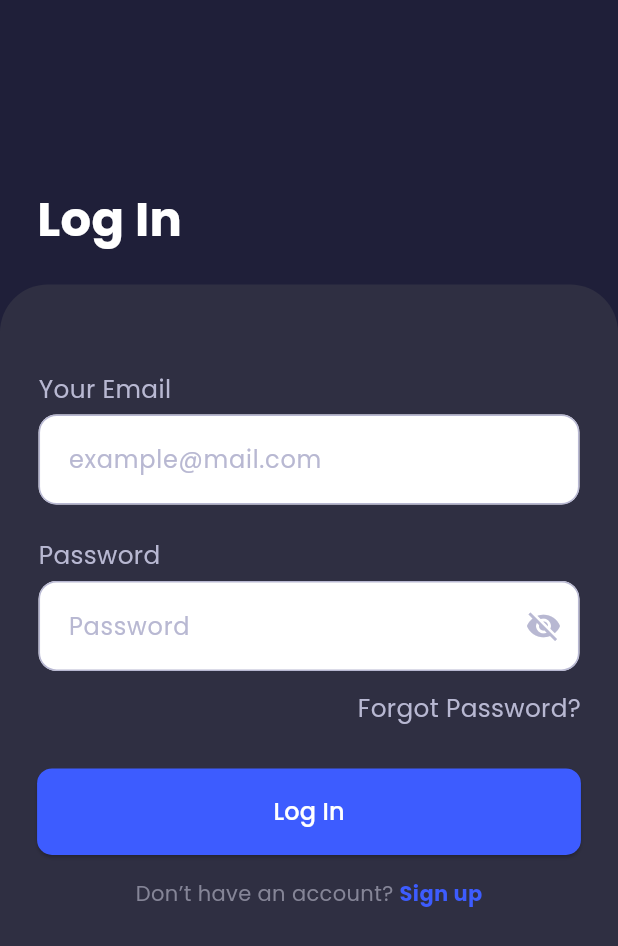
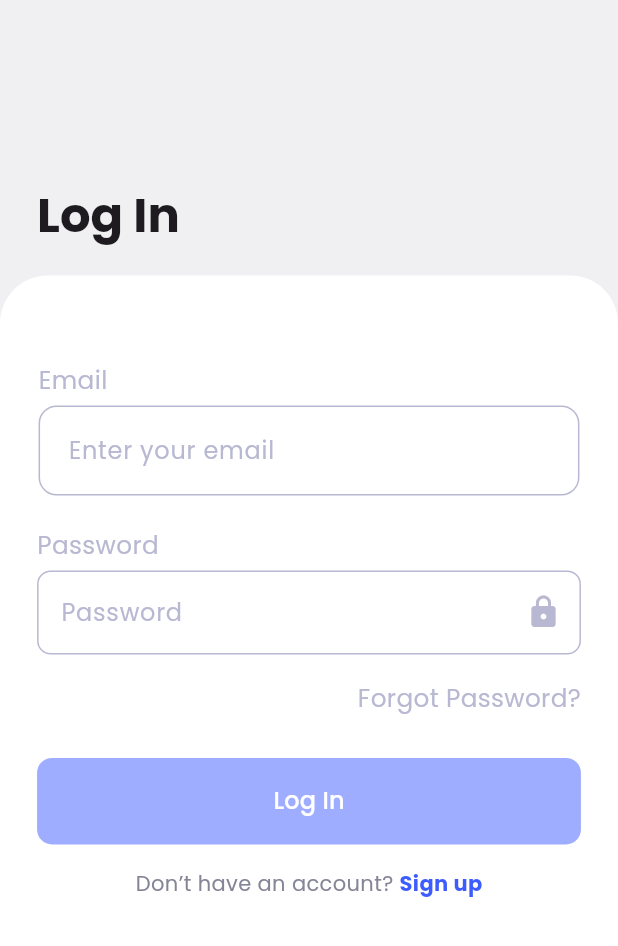
Before and after one commit to iabhinavrajput/stock-careers, a Flutter app: the screen it shows after launch, after a tap on "Skip", after a tap on "Log In", on a phone screen of 412 x 824 dp. Shown: the top 946 px of the screen. Run offline on Flutter 3.47's test engine with Material 3 defaults, Android fonts, the phone set to English and light mode, and no system bars; our stand-ins replace animated_splash_screen, carousel_slider, equatable, firebase_core, firebase_messaging, flutter_bloc and 4 more; missing offline and left inert: smart_auth; accounts and stored records are empty; project files that could hold a hidden picture were left out.

Commit message:
login tested

```diff
--- a/lib/presentation/screens/login_screen.dart
+++ b/lib/presentation/screens/login_screen.dart
@@ -7,6 +7,9 @@ import 'package:stock_careers/presentation/widgets/input_field.dart';
 import 'package:stock_careers/routes/app_routes.dart';
 import 'package:stock_careers/utils/constants/colors.dart';
 import 'package:stock_careers/utils/constants/dimensions.dart';
+
+import '../widgets/field/email.dart';
+import '../widgets/field/password.dart';
 
 class LoginScreen extends StatefulWidget {
   const LoginScreen({super.key});
@@ -19,6 +22,25 @@ class _LoginScreenState extends State<LoginScreen> {
   bool isPasswordVisible = false;
   final emailController = TextEditingController();
   final passwordController = TextEditingController();
+  bool isEmailValid = false;
+  bool isPasswordValid = false;
+
+  bool get isFormValid =>
+      emailController.text.trim().isNotEmpty &&
+      passwordController.text.trim().isNotEmpty &&
+      isEmailValid &&
+      isPasswordValid;
+
+  void validateForm() {
+    setState(() {});
+  }
+
+  @override
+  void initState() {
+    super.initState();
+    emailController.addListener(validateForm);
+    passwordController.addListener(validateForm);
+  }
 
   @override
   void dispose() {
@@ -65,7 +87,9 @@ class _LoginScreenState extends State<LoginScreen> {
         }
       },
       child: Scaffold(
-        backgroundColor: AppColors.background,
+        backgroundColor: Theme.of(context).brightness == Brightness.dark
+            ? Theme.of(context).scaffoldBackgroundColor
+            : AppColors.form_scaffold,
         body: Column(
           crossAxisAlignment: CrossAxisAlignment.start,
           children: [
@@ -75,16 +99,12 @@ class _LoginScreenState extends State<LoginScreen> {
                 top: Dimensions.pagePadding * 5,
                 left: Dimensions.pagePadding,
               ),
-              child: const Column(
+              child: Column(
                 crossAxisAlignment: CrossAxisAlignment.start,
                 children: [
                   Text(
                     'Log In',
-                    style: TextStyle(
-                      color: AppColors.white,
-                      fontSize: 32,
-                      fontWeight: FontWeight.bold,
-                    ),
+                    style: Theme.of(context).textTheme.headlineLarge,
                   ),
                   SizedBox(height: 20),
                 ],
@@ -96,8 +116,10 @@ class _LoginScreenState extends State<LoginScreen> {
               child: Container(
                 height: Dimensions.screenHeight * 0.8,
                 width: double.infinity,
-                decoration: const BoxDecoration(
-                  color: AppColors.cardBackground,
+                decoration: BoxDecoration(
+                  color: Theme.of(context).brightness == Brightness.dark
+                      ? AppColors.form_bg
+                      : Colors.white,
                   borderRadius: BorderRadius.only(
                     topLeft: Radius.circular(32),
                     topRight: Radius.circular(32),
@@ -113,29 +135,22 @@ class _LoginScreenState extends State<LoginScreen> {
                       crossAxisAlignment: CrossAxisAlignment.start,
                       children: [
                         const SizedBox(height: 32),
-                        InputField(
-                          label: 'Your Email',
+                        CustomEmailTextField(
                           controller: emailController,
-                          hintText: 'example@mail.com',
+                          onValidationChanged: (isValid) {
+                            isEmailValid = isValid;
+                            validateForm();
+                          },
                         ),
                         const SizedBox(height: 20),
-                        InputField(
-                          label: 'Password',
+                        CustomPasswordField(
                           controller: passwordController,
                           hintText: 'Password',
-                          obscureText: !isPasswordVisible,
-                          suffixIcon: IconButton(
-                            icon: Icon(
-                              isPasswordVisible
-                                  ? Icons.visibility
-                                  : Icons.visibility_off,
-                              color: AppColors.hint,
-                            ),
-                            onPressed: () {
-                              setState(
-                                  () => isPasswordVisible = !isPasswordVisible);
-                            },
-                          ),
+                          showValidations: true,
+                          onValidationChanged: (isValid) {
+                            isPasswordValid = isValid;
+                            validateForm();
+                          },
                         ),
                         const SizedBox(height: 12),
                         Row(
@@ -161,19 +176,31 @@ class _LoginScreenState extends State<LoginScreen> {
                           width: Dimensions.screenWidth * 0.9,
                           height: Dimensions.buttonHeight,
                           child: ElevatedButton(
-                            style: ElevatedButton.styleFrom(
-                              backgroundColor: AppColors.primary,
-                              shape: RoundedRectangleBorder(
-                                borderRadius: BorderRadius.circular(10),
+                            style: ButtonStyle(
+                              backgroundColor:
+                                  MaterialStateProperty.resolveWith<Color>(
+                                (Set<MaterialState> states) {
+                                  if (states.contains(MaterialState.disabled)) {
+                                    return AppColors.primary.withOpacity(0.5);
+                                  }
+                                  return AppColors.primary;
+                                },
                               ),
+                              shape: MaterialStateProperty.all<
+                                  RoundedRectangleBorder>(
+                                RoundedRectangleBorder(
+                                  borderRadius: BorderRadius.circular(10),
+                                ),
+                              ),
+                              foregroundColor: MaterialStateProperty.all<Color>(
+                                  AppColors.white),
                             ),
-                            onPressed: () => _onLoginPressed(context),
+                            onPressed: isFormValid
+                                ? () => _onLoginPressed(context)
+                                : null,
                             child: const Text(
                               'Log In',
-                              style: TextStyle(
-                                color: AppColors.white,
-                                fontSize: 16,
-                              ),
+                              style: TextStyle(fontSize: 16),
                             ),
                           ),
                         ),
--- a/lib/utils/constants/textstyle.dart
+++ b/lib/utils/constants/textstyle.dart
@@ -42,7 +42,7 @@ class _Dark {
   const _Dark();
 
   TextStyle get headlineLarge => TextStyle(
-        fontSize: 22,
+        fontSize: 32,
         fontWeight: FontWeight.w700,
       );
 
```
